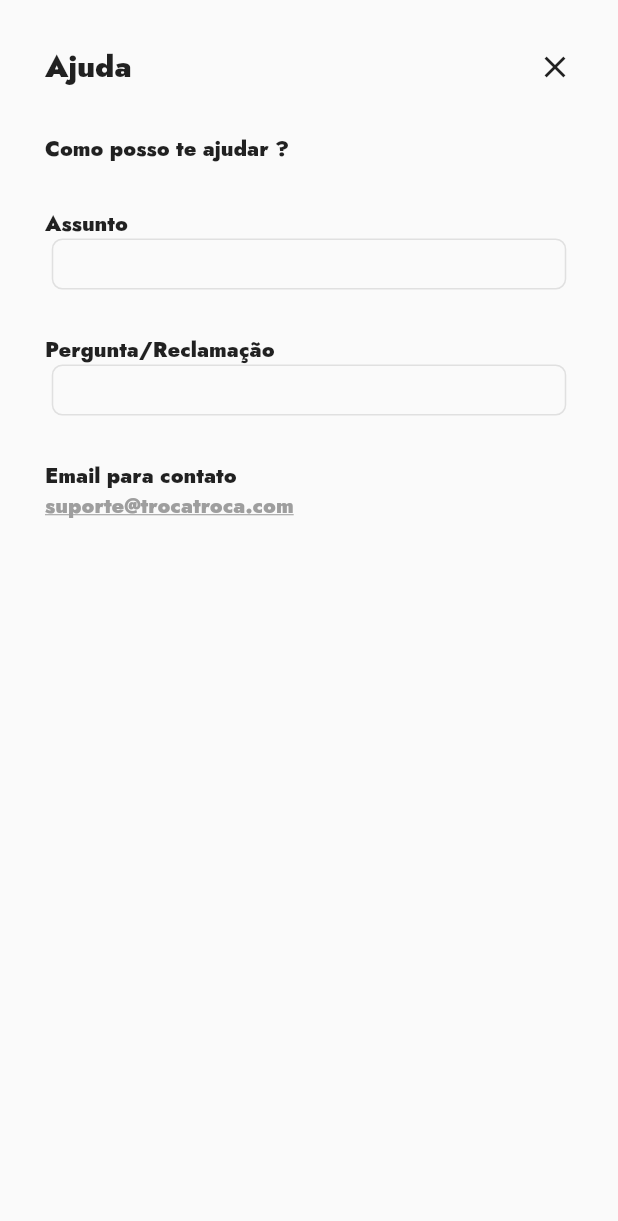
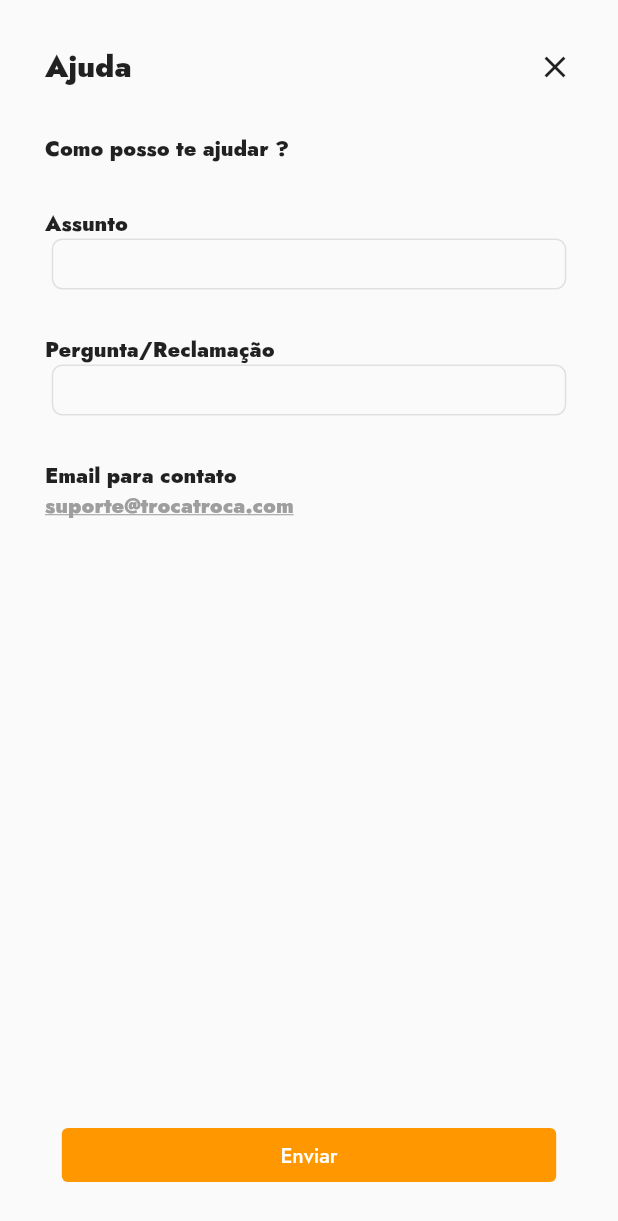
Before and after one commit to MatheusAGomes/dibs, a Flutter app: the ModalAjuda widget shown alone on an empty page, opened directly, on a phone screen of 412 x 824 dp. Shown: the top 1221 px of the screen. Run offline on Flutter 3.47's test engine with Material 2 defaults, Android fonts, the phone set to English and light mode, and no system bars; drawn by our look-alikes of loader_overlay; our stand-ins replace animated_toggle_switch, dio, fluttertoast, google_fonts, jwt_decoder, pretty_dio_logger and 3 more; missing offline and left inert: validatorless; accounts and stored records are empty; generated files the repository leaves out were written again; project files that could hold a hidden picture were left out.

Commit message:
botao na ajuda

```diff
--- a/lib/widget/modalAjuda.dart
+++ b/lib/widget/modalAjuda.dart
@@ -13,13 +13,17 @@ class ModalAjuda extends StatelessWidget {
       child: Padding(
         padding: EdgeInsets.symmetric(horizontal: 30, vertical: 30),
         child: Column(
+          mainAxisAlignment: MainAxisAlignment.spaceBetween,
+          children: [
+            Column(
               children: [
                 Row(
                   mainAxisAlignment: MainAxisAlignment.spaceBetween,
                   children: [
                     Text(
                       'Ajuda',
-                  style: TextStyle(fontWeight: FontWeight.w900, fontSize: 20),
+                      style:
+                          TextStyle(fontWeight: FontWeight.w900, fontSize: 20),
                     ),
                     InkWell(
                       child: Icon(Icons.close),
@@ -66,7 +70,8 @@ class ModalAjuda extends StatelessWidget {
                                   width: 1, color: Colors.grey.shade300)),
                           focusedBorder: OutlineInputBorder(
                               borderRadius: BorderRadius.circular(7),
-                          borderSide: BorderSide(width: 1, color: Colors.grey)),
+                              borderSide:
+                                  BorderSide(width: 1, color: Colors.grey)),
                         ),
                       ),
                     ),
@@ -98,7 +103,8 @@ class ModalAjuda extends StatelessWidget {
                                   width: 1, color: Colors.grey.shade300)),
                           focusedBorder: OutlineInputBorder(
                               borderRadius: BorderRadius.circular(7),
-                          borderSide: BorderSide(width: 1, color: Colors.grey)),
+                              borderSide:
+                                  BorderSide(width: 1, color: Colors.grey)),
                         ),
                       ),
                     ),
@@ -124,6 +130,20 @@ class ModalAjuda extends StatelessWidget {
                 ),
               ],
             ),
+            SizedBox(
+              width: MediaQuery.of(context).size.width * 0.8,
+              child: TextButton(
+                style: ButtonStyle(
+                    backgroundColor: MaterialStateProperty.all(Colors.orange)),
+                onPressed: () {},
+                child: const Text(
+                  'Enviar',
+                  style: TextStyle(color: Colors.white),
+                ),
+              ),
+            ),
+          ],
+        ),
       ),
     );
   }
```
Lines whose indentation alone changed are shown as unchanged.
